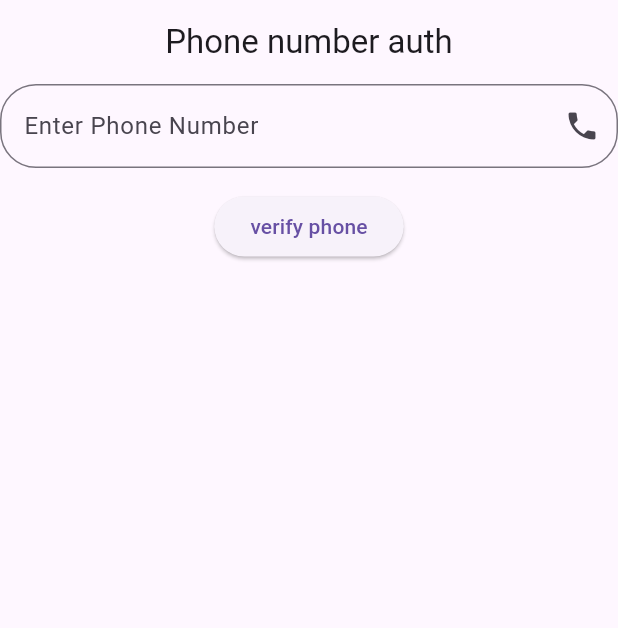
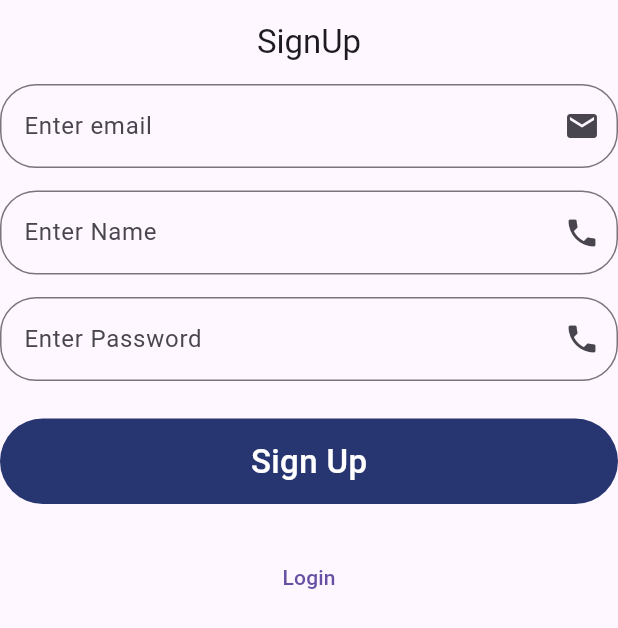
Before and after one commit to arnabislam/Phone-authentication, a Flutter app: the screen it shows after launch, on a phone screen of 412 x 824 dp. Shown: the top 628 px of the screen. Run offline on Flutter 3.47's test engine with Material 3 defaults, Android fonts, the phone set to English and light mode, and no system bars; our stand-ins replace cloud_firestore, firebase_auth, firebase_core, google_sign_in; accounts and stored records are empty.

Commit message:
login,signup,forgotPassword

```diff
--- a/lib/main.dart
+++ b/lib/main.dart
@@ -1,6 +1,8 @@
 import 'package:firebase_core/firebase_core.dart';
 import 'package:flutter/material.dart';
+import 'package:footballfrick/login.dart';
 import 'package:footballfrick/phone_authentication.dart';
+import 'package:footballfrick/signup.dart';
 
 
 void main() async{
@@ -26,7 +28,7 @@ class MyApp extends StatelessWidget {
     return MaterialApp(
       title: 'Flutter Demo',
 
-      home: PhoneAuthentication()
+      home: Signup()
     );
   }
 }
@@ -103,9 +105,19 @@ class _MyHomePageState extends State<MyHomePage> {
             const Text(
               'You have pushed the button this many times:',
             ),
-            Text(
-              '$_counter',
-              style: Theme.of(context).textTheme.headlineMedium,
+            Column(
+              children: [
+                Text(
+                  '$_counter',
+                  style: Theme.of(context).textTheme.headlineMedium,
+                ),
+
+                TextButton(onPressed: (){
+
+                  Navigator.push(context,
+                      MaterialPageRoute(builder: (context) => Login()));
+                }, child: Text("Login"))
+              ],
             ),
           ],
         ),
--- /dev/null
+++ b/lib/signup.dart
@@ -0,0 +1,172 @@
+
+
+import 'package:firebase_auth/firebase_auth.dart';
+import 'package:flutter/material.dart';
+import 'package:footballfrick/main.dart';
+
+import 'login.dart';
+
+class Signup extends StatefulWidget {
+  const Signup({super.key});
+
+  @override
+  State<Signup> createState() => _SignupState();
+}
+
+class _SignupState extends State<Signup> {
+
+
+  String email='',password='',name='';
+
+    TextEditingController emailController = TextEditingController();
+  TextEditingController nameController = TextEditingController();
+  TextEditingController passwordController = TextEditingController();
+
+
+  final _formKey=GlobalKey<FormState>();
+
+
+
+  registration() async {
+    if (password != null&& nameController.text!=""&& emailController.text!="") {
+      try {
+        UserCredential userCredential = await FirebaseAuth.instance
+            .createUserWithEmailAndPassword(email: email, password: password);
+        ScaffoldMessenger.of(context).showSnackBar(const SnackBar(
+            content: Text(
+              "Registered Successfully",
+              style: TextStyle(fontSize: 20.0),
+            )));
+        // ignore: use_build_context_synchronously
+        Navigator.push(
+            context, MaterialPageRoute(builder: (context) => MyHomePage(title: "My home")));
+      } on FirebaseAuthException catch (e) {
+        if (e.code == 'weak-password') {
+          ScaffoldMessenger.of(context).showSnackBar(const SnackBar(
+              backgroundColor: Colors.orangeAccent,
+              content: Text(
+                "Password Provided is too Weak",
+                style: TextStyle(fontSize: 18.0),
+              )));
+        } else if (e.code == "email-already-in-use") {
+          ScaffoldMessenger.of(context).showSnackBar(const SnackBar(
+              backgroundColor: Colors.orangeAccent,
+              content: Text(
+                "Account Already exists",
+                style: TextStyle(fontSize: 18.0),
+              )));
+        }
+      }
+    }
+  }
+  @override
+  Widget build(BuildContext context) {
+    return  Scaffold(
+      appBar: AppBar(
+        title: Text("SignUp"),
+        centerTitle: true,
+
+      ),
+      body: Form(
+        key: _formKey,
+        child: Column(
+          children: [
+            TextFormField(
+              validator: (value){
+                if(value==null || value.isEmpty){
+                  return "Please enter the name";
+                }
+                return null;
+              },
+              controller: emailController,
+
+              decoration: InputDecoration(
+                  hintText: 'Enter email',
+                  suffixIcon: Icon(Icons.email),
+                  border: OutlineInputBorder(
+                    borderRadius: BorderRadius.circular(24),
+                  )),
+            ),
+
+            SizedBox(height: 15,),
+            TextFormField(
+              validator: (value){
+                if(value==null || value.isEmpty){
+                  return "Please enter the EMAIL";
+                }
+                return null;
+              },
+              controller: nameController,
+
+              decoration: InputDecoration(
+                  hintText: 'Enter Name',
+                  suffixIcon: Icon(Icons.phone),
+                  border: OutlineInputBorder(
+                    borderRadius: BorderRadius.circular(24),
+                  )),
+            ),
+
+            SizedBox(height: 15,),
+            TextFormField(
+              validator: (value){
+                if(value==null || value.isEmpty){
+                  return "Please enter the Password";
+                }
+                return null;
+              },
+              controller: passwordController,
+              keyboardType: TextInputType.number,
+              decoration: InputDecoration(
+                  hintText: 'Enter Password',
+                  suffixIcon: Icon(Icons.phone),
+                  border: OutlineInputBorder(
+                    borderRadius: BorderRadius.circular(24),
+                  )),
+            ),
+
+            SizedBox(height: 25,),
+
+      GestureDetector(
+        onTap: (){
+          if(_formKey.currentState!.validate()){
+            setState(() {
+              email=emailController.text;
+              name= nameController.text;
+              password=passwordController.text;
+            });
+          }
+          registration();
+        },
+        child: Column(
+          children: [
+            Container(
+                width: MediaQuery.of(context).size.width,
+                padding: EdgeInsets.symmetric(
+                    vertical: 13.0, horizontal: 30.0),
+                decoration: BoxDecoration(
+                    color: Color(0xFF273671),
+                    borderRadius: BorderRadius.circular(30)),
+                child: const Center(
+                    child: Text(
+                      "Sign Up",
+                      style: TextStyle(
+                          color: Colors.white,
+                          fontSize: 22.0,
+                          fontWeight: FontWeight.w500),
+                    ))),
+
+            SizedBox(height: 25,),
+
+            TextButton(onPressed: (){
+
+              Navigator.push(context,
+                  MaterialPageRoute(builder: (context) => Login()));
+            }, child: Text("Login"))
+          ],
+        ),
+      )],
+        ),
+      ),
+    );
+  }
+}
--- a/pubspec.yaml
+++ b/pubspec.yaml
@@ -37,6 +37,8 @@ dependencies:
   cupertino_icons: ^1.0.6
   firebase_core: ^2.32.0
   firebase_auth: ^4.20.0
+  google_sign_in: ^6.2.1
+  cloud_firestore: ^4.17.5
 
 dev_dependencies:
   flutter_test:
```
Also changed, not shown: lib/forgot_password.dart (added, +172 -0 lines), lib/login.dart (added, +263 -0 lines), lib/services/auth.dart (added, +85 -0 lines), lib/services/database.dart (added, +9 -0 lines), pubspec.lock, 3 other files.
